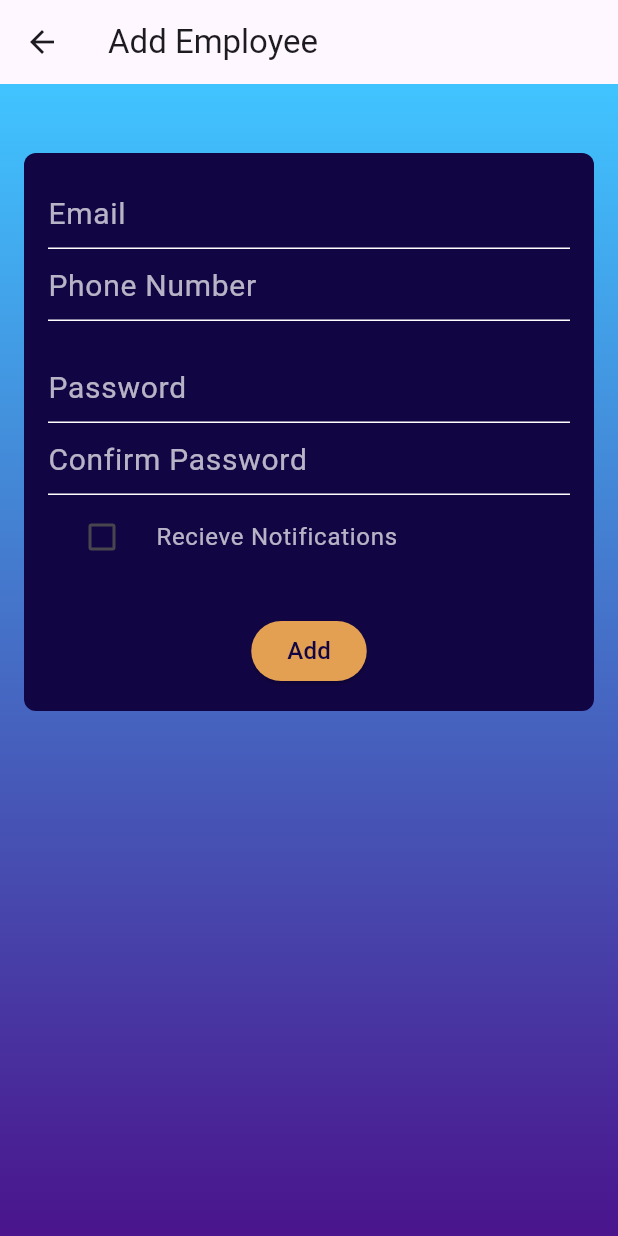
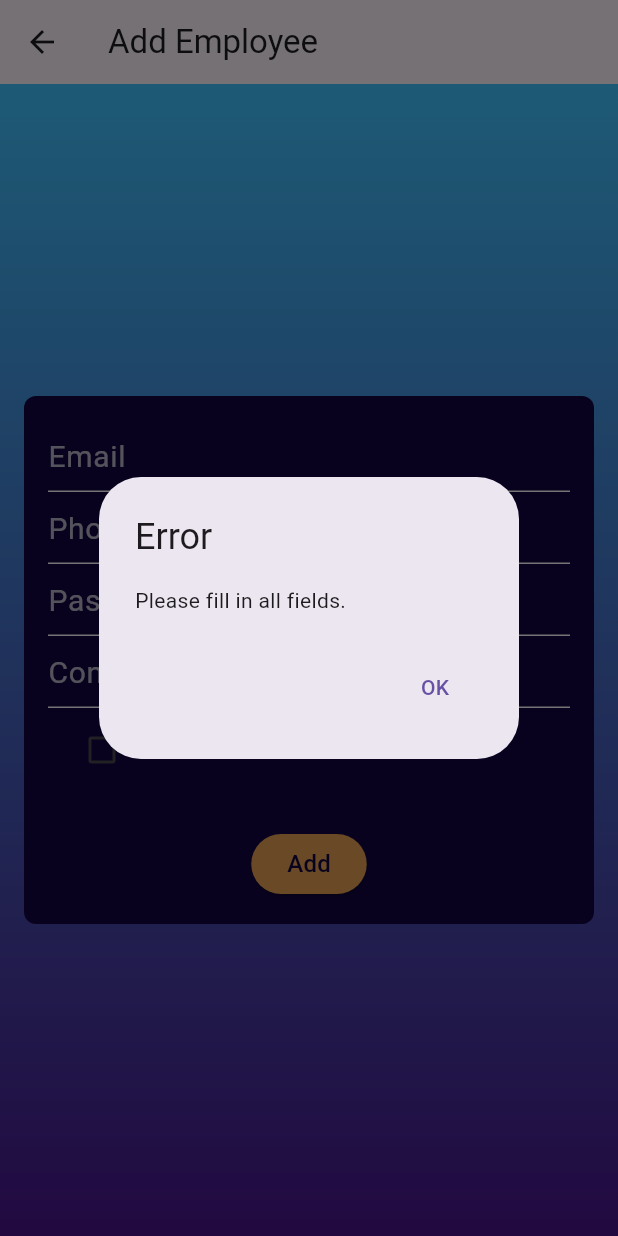
Before and after one commit to csnell16/SMS-staffing-application, a Flutter app: the AddEmployeePage screen opened directly, after a tap on "Add", on a phone screen of 412 x 824 dp. Run offline on Flutter 3.47's test engine with Material 3 defaults, Android fonts, the phone set to English and light mode, and no system bars; our stand-ins replace curved_navigation_bar; Roboto replaces fonts that are missing (Montserrat).

Commit message:
Added functionality to add employees and handle employee login

```diff
--- a/MobileAppplication/hospital_app/lib/add_employee.dart
+++ b/MobileAppplication/hospital_app/lib/add_employee.dart
@@ -1,7 +1,109 @@
 import 'package:flutter/material.dart';
+import 'package:http/http.dart' as http;
+import 'dart:convert';
+import 'employee_login_page.dart';
 
-class AddEmployeePage extends StatelessWidget {
-  const AddEmployeePage({Key? key});
+class AddEmployeePage extends StatefulWidget {
+  const AddEmployeePage({Key? key}) : super(key: key);
+
+@override
+  _AddEmployeePageState createState() => _AddEmployeePageState();
+}
+
+class _AddEmployeePageState extends State<AddEmployeePage> {
+  final TextEditingController _emailController = TextEditingController();
+  final TextEditingController _phoneController = TextEditingController();
+  final TextEditingController _passwordController = TextEditingController();
+  final TextEditingController _confirmPasswordController = TextEditingController();
+  bool _receiveNotifications = false;
+  bool _isLoading = false;
+
+  void _addEmployee() async{
+  String email = _emailController.text.trim();
+  String phone = _phoneController.text.trim();
+  String password = _passwordController.text.trim();
+  String confirmPassword = _confirmPasswordController.text.trim();
+
+  if (email.isEmpty || phone.isEmpty || password.isEmpty || confirmPassword.isEmpty) {
+    _showDialog('Error', 'Please fill in all fields.');
+    return;
+  }
+
+  if (!RegExp(r'\b[\w\.-]+@[\w\.-]+\.\w{2,4}\b').hasMatch(email)) {
+    _showDialog('Error', 'Please enter a valid email address.');
+    return;
+  }
+
+  if (!RegExp(r'^\d+$').hasMatch(phone)) {
+    _showDialog('Error', 'Please enter a valid phone number.');
+    return;
+  }
+
+  if (password != confirmPassword) {
+    _showDialog('Error', 'Passwords do not match.');
+    return;
+  }
+
+  var response = await http.post(
+      Uri.parse('http://localhost:5000/register/employee'),
+      headers: <String, String>{
+        'Content-Type': 'application/json',
+      },
+      body: jsonEncode(<String, dynamic>{
+        'email': email,
+        'phone': phone,
+        'password': password,
+        'notifications': _receiveNotifications ? 1 : 0,
+      }),
+    );
+    setState(() {
+      _isLoading = true;
+    });
+
+    var rspns = await http.post(
+      Uri.parse('http://localhost:5000/register/employee'),
+      headers: <String, String>{
+        'Content-Type': 'application/json',
+      },
+      body: jsonEncode(<String, dynamic>{
+        'email': email,
+        'phone': phone,
+        'password': password,
+        'notifications': _receiveNotifications ? 1 : 0,
+      }),
+    );
+
+    setState(() {
+      _isLoading = false;
+    });
+
+    if (response.statusCode == 201) {
+      _showDialog('Success', 'Employee added successfully.');
+      Navigator.of(context).pushReplacement(MaterialPageRoute(builder: (_) => const EmployeeLoginPage()));
+    } else {
+      Map<String, dynamic> result = jsonDecode(response.body);
+      _showDialog('Failed', result['error'] ?? 'Unknown error occurred.');
+    }
+
+}
+
+   void _showDialog(String title, String content) {
+    showDialog(
+      context: context,
+      builder: (context) => AlertDialog(
+        title: Text(title),
+        content: Text(content),
+        actions: <Widget>[
+          TextButton(
+            child: const Text('OK'),
+            onPressed: () {
+              Navigator.of(context).pop();
+            },
+          ),
+        ],
+      ),
+    );
+  }
 
   @override
   Widget build(BuildContext context) {
@@ -17,9 +119,10 @@ class AddEmployeePage extends StatelessWidget {
             colors: [Colors.purple.shade900, Colors.lightBlueAccent],
           ),
         ),
-        child: ListView(
+        child: Column(
+          mainAxisAlignment: MainAxisAlignment.center,
+          crossAxisAlignment: CrossAxisAlignment.stretch,
           children: [
-            const SizedBox(height: 30),
             Container(
               padding: const EdgeInsets.all(16),
               decoration: BoxDecoration(
@@ -30,6 +133,7 @@ class AddEmployeePage extends StatelessWidget {
                 mainAxisAlignment: MainAxisAlignment.center,
                 children: [
                   TextFormField(
+                    controller: _emailController,
                     decoration: const InputDecoration(
                       hintText: 'Email',
                       hintStyle: TextStyle(color: Colors.white70, fontSize: 20),
@@ -40,6 +144,7 @@ class AddEmployeePage extends StatelessWidget {
                     style: const TextStyle(color: Colors.white),
                   ),
                   TextFormField(
+                    controller: _phoneController,
                     decoration: const InputDecoration(
                       hintText: 'Phone Number',
                       hintStyle: TextStyle(color: Colors.white70, fontSize: 20),
@@ -49,9 +154,10 @@ class AddEmployeePage extends StatelessWidget {
                     ),
                     style: const TextStyle(color: Colors.white),
                   ),
-                  const SizedBox(height: 20),
+                  // const SizedBox(height: 20),
                   TextFormField(
-                    obscureText: true, // Set to true to obscure the password
+                    controller: _passwordController,
+                    obscureText: true,
                     decoration: const InputDecoration(
                       hintText: 'Password',
                       hintStyle: TextStyle(color: Colors.white70, fontSize: 20),
@@ -62,7 +168,8 @@ class AddEmployeePage extends StatelessWidget {
                     style: const TextStyle(color: Colors.white),
                   ),
                   TextFormField(
-                    obscureText: true, // Set to true to obscure the password
+                    controller: _confirmPasswordController,
+                    obscureText: true,
                     decoration: const InputDecoration(
                       hintText: 'Confirm Password',
                       hintStyle: TextStyle(color: Colors.white70, fontSize: 20),
@@ -78,9 +185,11 @@ class AddEmployeePage extends StatelessWidget {
                       'Recieve Notifications',
                       style: TextStyle(color: Colors.white70),
                     ),
-                    value: false, // Initial value
+                    value: _receiveNotifications, // Initial value
                     onChanged: (bool? value) {
-                      // Do something with the value
+                      setState(() {
+                        _receiveNotifications = value ?? false;
+                      });
                     },
                     controlAffinity: ListTileControlAffinity.leading,
                     activeColor: Colors.white,
@@ -88,16 +197,16 @@ class AddEmployeePage extends StatelessWidget {
                   ),
                   const SizedBox(height: 24),
                   ElevatedButton(
-                    onPressed: () {
-                      // Add functionality here
-                    },
+                      onPressed: _isLoading ? null : _addEmployee,
                       style: ElevatedButton.styleFrom(
-                      foregroundColor: Color(0xFF120543),
-                      backgroundColor: Color.fromARGB(255, 228, 160, 82),
+                        foregroundColor: const Color(0xFF120543),
+                        backgroundColor: const Color.fromARGB(255, 228, 160, 82),
                       ),
-                    child: const Text(
-                      'Add', // Button text
-                      style: TextStyle(fontSize: 16), // Text size
+                      child: _isLoading
+                        ? const CircularProgressIndicator(color: Colors.white)
+                        : const Text(
+                            'Add',  // Button text
+                            style: TextStyle(fontSize: 16),  // Text size
                         ),
                     ),
                   ],
@@ -105,7 +214,7 @@ class AddEmployeePage extends StatelessWidget {
               ),
             ],
           ),
-      ),
+      )
     );
   }
 }
```
Also changed, not shown: 2 other files. Lines whose indentation alone changed are shown as unchanged.
